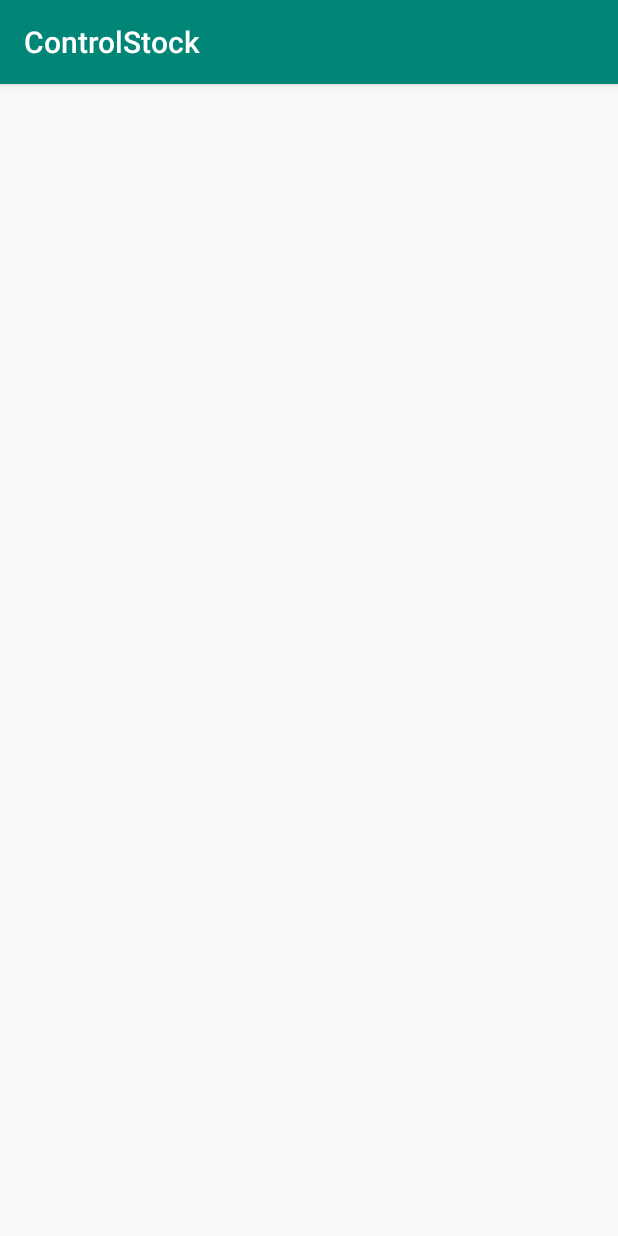
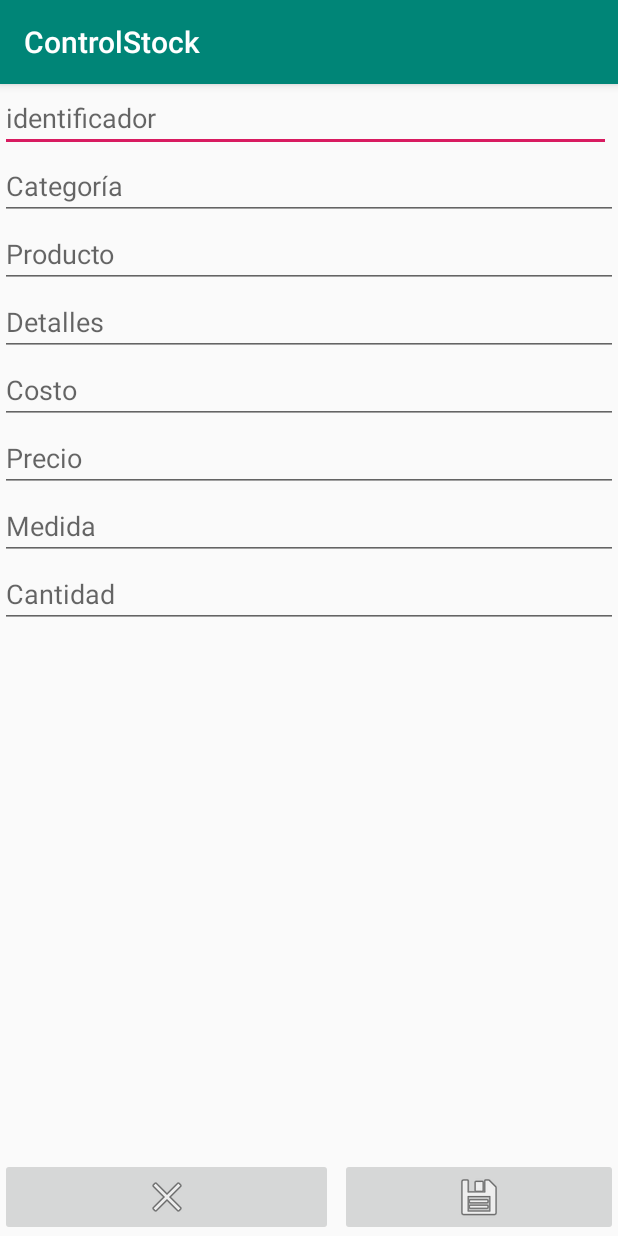
Before and after one commit to SosaToledo/controlstock, an Android app: the listProductActivity screen opened directly, with no data from a screen before it, on a phone screen of 412 x 824 dp. Run offline under Robolectric (Android 15) with nearby library versions, the phone set to English and light mode, and no system bars; 3 statements that could not run were skipped.

Commit message:
add and search - product

```diff
--- a/app/src/main/java/ar/com/thinco/controlstock/listProductActivity.kt
+++ b/app/src/main/java/ar/com/thinco/controlstock/listProductActivity.kt
@@ -2,16 +2,32 @@ package ar.com.thinco.controlstock
 
 import android.support.v7.app.AppCompatActivity
 import android.os.Bundle
+import android.widget.EditText
+import ar.com.thinco.controlstock.DBhelper.DBhelper
 import kotlinx.android.synthetic.main.activity_list_product.*
 import kotlinx.android.synthetic.main.activity_product.*
 
 class listProductActivity : AppCompatActivity() {
 
+    internal lateinit var db:DBhelper
+
     override fun onCreate(savedInstanceState: Bundle?) {
         super.onCreate(savedInstanceState)
         setContentView(R.layout.activity_list_product)
 
+        db = DBhelper(this)
+
         val code = intent.extras["resultCode"]
-        tv_code.text = code.toString();
+        et_id.setText(code.toString())
+        val product = db.searchProduct(code.toString().toLong())
+
+        if (product != null){
+            et_categoria.setText(product.categoria)
+            et_detalles.setText(product.detalles)
+            et_costo.setText(product.costo.toString())
+            et_precio.setText(product.precio.toString())
+            et_medida.setText(product.medidaPeso.toString())
+            et_cantidad.setText(product.cantidad.toString())
+        }
     }
 }
--- a/app/src/main/res/layout/activity_list_product.xml
+++ b/app/src/main/res/layout/activity_list_product.xml
@@ -1,5 +1,5 @@
 <?xml version="1.0" encoding="utf-8"?>
-<android.support.constraint.ConstraintLayout
+<RelativeLayout
         xmlns:android="http://schemas.android.com/apk/res/android"
         xmlns:tools="http://schemas.android.com/tools"
         xmlns:app="http://schemas.android.com/apk/res-auto"
@@ -8,12 +8,97 @@
         tools:context=".listProductActivity">
 
 
-    <TextView
+
+
+    <ImageButton
+            android:id="@+id/imageButton2"
+            android:layout_width="222dp"
+            android:layout_height="wrap_content"
+            android:layout_alignParentStart="true"
+            android:layout_alignParentBottom="true"
+            android:contentDescription="@string/botondeuso"
+            app:srcCompat="@android:drawable/ic_menu_close_clear_cancel" />
+
+    <ImageButton
+            android:id="@+id/imageButton"
+            android:layout_width="185dp"
+            android:layout_height="wrap_content"
+            android:layout_alignParentEnd="true"
+            android:layout_alignParentBottom="true"
+            android:contentDescription="@string/botondeuso"
+            app:srcCompat="@android:drawable/ic_menu_save" />
+
+    <EditText
+            android:id="@+id/et_id"
+            android:layout_width="407dp"
+            android:layout_height="wrap_content"
+            android:layout_alignParentStart="true"
+            android:layout_marginTop="0dp"
+            android:ems="10"
+            android:hint="@string/identificador"
+            android:inputType="textPersonName" />
+
+    <EditText
+            android:id="@+id/et_categoria"
             android:layout_width="match_parent"
             android:layout_height="wrap_content"
-            android:id="@+id/tv_code" android:layout_marginTop="8dp"
-            app:layout_constraintTop_toTopOf="parent" android:layout_marginBottom="8dp"
-            app:layout_constraintBottom_toBottomOf="parent" app:layout_constraintEnd_toEndOf="parent"
-            android:layout_marginEnd="8dp" app:layout_constraintStart_toStartOf="parent"
-            android:layout_marginStart="8dp"/>
-</android.support.constraint.ConstraintLayout>
+            android:layout_below="@+id/et_id"
+            android:layout_alignParentStart="true"
+            android:ems="10"
+            android:hint="Categoría"
+            android:inputType="textPersonName" />
+
+    <EditText
+            android:id="@+id/et_producto"
+            android:layout_width="match_parent"
+            android:layout_height="wrap_content"
+            android:layout_below="@+id/et_categoria"
+            android:ems="10"
+            android:hint="Producto"
+            android:inputType="textPersonName" />
+
+    <EditText
+            android:id="@+id/et_detalles"
+            android:layout_width="match_parent"
+            android:layout_height="wrap_content"
+            android:layout_below="@id/et_producto"
+            android:ems="10"
+            android:hint="Detalles"
+            android:inputType="textPersonName" />
+
+    <EditText
+            android:id="@+id/et_costo"
+            android:layout_width="match_parent"
+            android:layout_height="wrap_content"
+            android:layout_below="@+id/et_detalles"
+            android:ems="10"
+            android:hint="Costo"
+            android:inputType="textPersonName" />
+
+    <EditText
+            android:id="@+id/et_precio"
+            android:layout_width="match_parent"
+            android:layout_height="wrap_content"
+            android:layout_below="@id/et_costo"
+            android:ems="10"
+            android:hint="Precio"
+            android:inputType="textPersonName" />
+
+    <EditText
+            android:id="@+id/et_medida"
+            android:layout_width="match_parent"
+            android:layout_height="wrap_content"
+            android:layout_below="@+id/et_precio"
+            android:ems="10"
+            android:hint="Medida"
+            android:inputType="textPersonName" />
+
+    <EditText
+            android:id="@+id/et_cantidad"
+            android:layout_width="match_parent"
+            android:layout_height="wrap_content"
+            android:layout_below="@+id/et_medida"
+            android:ems="10"
+            android:hint="Cantidad"
+            android:inputType="textPersonName" />
+</RelativeLayout>
--- a/app/src/main/res/values/strings.xml
+++ b/app/src/main/res/values/strings.xml
@@ -4,4 +4,6 @@
     <string name="todo">TODO</string>
     <string name="busqueda_de_productos_por_codigo">busqueda/carga de productos por codigo</string>
     <string name="cargar_producto">cargar producto</string>
+    <string name="botondeuso">botondeuso</string>
+    <string name="identificador">identificador</string>
 </resources>
--- a/build.gradle
+++ b/build.gradle
@@ -8,7 +8,7 @@ buildscript {
 
     }
     dependencies {
-        classpath 'com.android.tools.build:gradle:3.4.2'
+        classpath 'com.android.tools.build:gradle:3.5.0'
         classpath "org.jetbrains.kotlin:kotlin-gradle-plugin:$kotlin_version"
         // NOTE: Do not place your application dependencies here; they belong
         // in the individual module build.gradle files
```
Also changed, not shown: app/src/main/java/ar/com/thinco/controlstock/DBhelper/DBhelper.kt (added, +119 -0 lines), app/src/main/java/ar/com/thinco/controlstock/model/product.kt (added, +35 -0 lines), app/src/main/res/layout/activity_product.xml (+36 -30 lines), gradle/wrapper/gradle-wrapper.properties.
